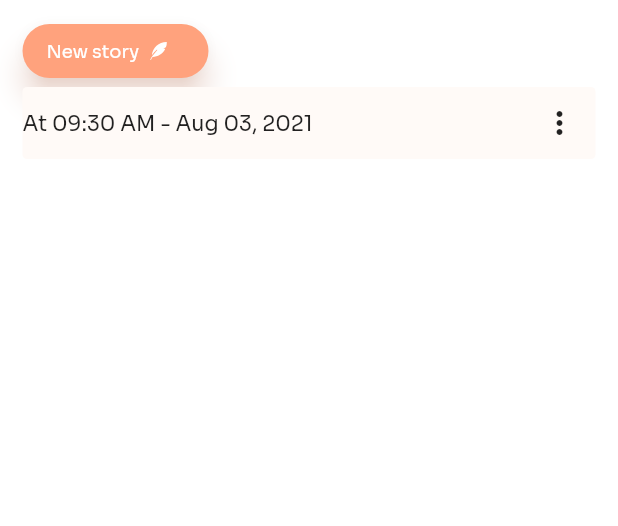
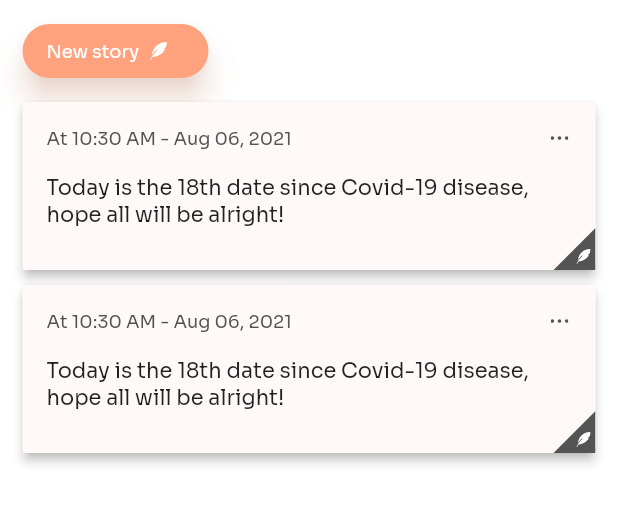
Before and after one commit to StripeCat2503/my-story-mobile-app, a Flutter app: the HomeScreen screen opened by its route, on a phone screen of 412 x 824 dp, the part 84-610 px from its top. Run offline on Flutter 3.47's test engine with Material 2 defaults, Android fonts, the light colour scheme and no system bars; our stand-ins replace flutter_svg, get.

Commit message:
Add home screen

```diff
--- a/lib/src/config/route_config.dart
+++ b/lib/src/config/route_config.dart
@@ -2,4 +2,5 @@ class RouteConfig {
   static const SIGN_IN = '/sign-in';
   static const SIGN_UP = '/sign-up';
   static const HOME = '/home';
+  static const NEW_STORY = '/new-story';
 }
--- /dev/null
+++ b/lib/src/models/story.dart
@@ -0,0 +1,11 @@
+class Story {
+  int id;
+  String? title;
+  DateTime? createdDate;
+
+  Story({
+    this.id = 0,
+    this.title,
+    this.createdDate,
+  });
+}
--- a/lib/src/screens/home/home_screen.dart
+++ b/lib/src/screens/home/home_screen.dart
@@ -2,14 +2,25 @@ import 'package:flutter/material.dart';
 import 'package:flutter_svg/flutter_svg.dart';
 import 'package:get/get.dart';
 import 'package:my_story/src/components/appbar.dart';
+import 'package:my_story/src/models/story.dart';
 import 'package:my_story/src/screens/home/widgets/empty_story.dart';
-import 'package:my_story/src/screens/home/widgets/story_item.dart';
+import 'package:my_story/src/screens/home/widgets/story_list.dart';
 import 'package:my_story/src/themes/color.dart';
 
 class HomeScreen extends StatelessWidget {
   HomeScreen({Key? key}) : super(key: key);
 
-  bool _isEmpty = false;
+  var _list = [
+    Story(
+        id: 1,
+        createdDate: DateTime.now(),
+        title:
+            'Today is the 18th date since Covid-19 disease, hope all will be alright!'),
+    Story(
+        id: 2,
+        createdDate: DateTime.now(),
+        title: 'Everything is boring, so I deciced to do something!'),
+  ];
 
   @override
   Widget build(BuildContext context) {
@@ -78,13 +89,18 @@ class HomeScreen extends StatelessWidget {
                   ),
                 ),
               ),
-              _isEmpty
+              SizedBox(
+                height: 10,
+              ),
+              _list.isEmpty
                   ? Container(
                       width: Get.width,
                       height: Get.height * 0.6,
                       child: EmptyStory(),
                     )
-                  : StoryItem(),
+                  : StoryList(
+                      stories: _list,
+                    ),
             ],
           ),
         ),
--- a/lib/src/screens/home/widgets/story_item.dart
+++ b/lib/src/screens/home/widgets/story_item.dart
@@ -1,35 +1,136 @@
 import 'package:flutter/material.dart';
+import 'package:flutter_svg/flutter_svg.dart';
+import 'package:get/get.dart';
+import 'package:my_story/src/models/story.dart';
 import 'package:my_story/src/themes/color.dart';
+import 'package:my_story/src/utils/utils.dart';
 
 class StoryItem extends StatelessWidget {
-  const StoryItem({Key? key}) : super(key: key);
+  const StoryItem({
+    Key? key,
+    @required this.story,
+  }) : super(key: key);
+
+  final Story? story;
+
+  Widget _buildPopupMenuButton() {
+    return PopupMenuButton(
+      padding: EdgeInsets.zero,
+      color: Color(0xffFFE7D9),
+      itemBuilder: (context) {
+        return _buildPopupMenuItems();
+      },
+      icon: SvgPicture.asset('lib/assets/icons/more.svg'),
+    );
+  }
+
+  List<PopupMenuEntry> _buildPopupMenuItems() {
+    return [
+      PopupMenuItem(
+        child: Row(
+          mainAxisAlignment: MainAxisAlignment.spaceBetween,
+          children: [
+            Text(
+              'Edit',
+              style: TextStyle(
+                fontSize: 12,
+              ),
+            ),
+            SvgPicture.asset(
+              'lib/assets/icons/quill.svg',
+              color: Colors.black,
+            ),
+          ],
+        ),
+      ),
+      PopupMenuDivider(
+        height: 0,
+      ),
+      PopupMenuItem(
+        child: Row(
+          mainAxisAlignment: MainAxisAlignment.spaceBetween,
+          children: [
+            Text(
+              'Delete',
+              style: TextStyle(
+                fontSize: 12,
+              ),
+            ),
+            SvgPicture.asset(
+              'lib/assets/icons/delete.svg',
+              color: Colors.black,
+            ),
+          ],
+        ),
+      ),
+    ];
+  }
+
+  String _getPostDate() {
+    String time =
+        Utils.convertDateToString(date: DateTime.now(), format: 'hh:mm a');
+
+    String date =
+        Utils.convertDateToString(date: DateTime.now(), format: 'MMM dd, yyyy');
+    return '$time - $date';
+  }
 
   @override
   Widget build(BuildContext context) {
     return Container(
+      margin: EdgeInsets.only(
+        bottom: 10,
+      ),
+      child: Card(
+        margin: EdgeInsets.zero,
+        elevation: 3,
+        child: InkWell(
+          splashColor: primaryLightColor,
+          onTap: () {},
+          child: Ink(
+            color: yellowPaperColor,
+            child: Container(
+              padding: EdgeInsets.only(
+                left: 16,
+              ),
               decoration: BoxDecoration(
-        color: yellowPaperColor,
                 borderRadius: BorderRadius.circular(3),
               ),
               child: Column(
+                crossAxisAlignment: CrossAxisAlignment.start,
                 children: [
                   Row(
+                    crossAxisAlignment: CrossAxisAlignment.center,
                     children: [
-              Text('At 09:30 AM - Aug 03, 2021'),
+                      Text(
+                        "At ${_getPostDate()}",
+                        style: TextStyle(
+                          fontSize: 12,
+                          color: blackDarkColor,
+                        ),
+                      ),
                       Spacer(),
-              PopupMenuButton(
-                itemBuilder: (context) {
-                  return [
-                    PopupMenuItem(
-                      child: Text('Test'),
+                      _buildPopupMenuButton()
+                    ],
                   ),
-                  ];
-                },
-              )
+                  Container(
+                    width: Get.width * 0.8,
+                    child: Text(
+                      'Today is the 18th date since Covid-19 disease, hope all will be alright!',
+                    ),
+                  ),
+                  Row(
+                    mainAxisAlignment: MainAxisAlignment.end,
+                    children: [
+                      SvgPicture.asset('lib/assets/icons/story-banner.svg'),
                     ],
                   ),
                 ],
               ),
+            ),
+          ),
+        ),
+      ),
     );
   }
 }
--- /dev/null
+++ b/lib/src/screens/home/widgets/story_list.dart
@@ -0,0 +1,19 @@
+import 'package:flutter/material.dart';
+import 'package:my_story/src/models/story.dart';
+import 'package:my_story/src/screens/home/widgets/story_item.dart';
+
+class StoryList extends StatelessWidget {
+  StoryList({
+    Key? key,
+    this.stories,
+  }) : super(key: key);
+
+  final List<Story>? stories;
+
+  @override
+  Widget build(BuildContext context) {
+    return Column(
+      children: stories!.map((story) => StoryItem(story: story)).toList(),
+    );
+  }
+}
--- /dev/null
+++ b/lib/src/utils/utils.dart
@@ -0,0 +1,8 @@
+import 'package:intl/intl.dart';
+
+class Utils {
+  static String convertDateToString(
+      {DateTime? date, String? format, String locale = 'en-US'}) {
+    return DateFormat(format, locale).format(date!);
+  }
+}
--- a/pubspec.yaml
+++ b/pubspec.yaml
@@ -15,6 +15,7 @@ dependencies:
   flutter_svg: ^0.22.0
   get: ^4.3.4
   font_awesome_flutter: ^9.1.0
+  intl: ^0.17.0
   # The following adds the Cupertino Icons font to your application.
   # Use with the CupertinoIcons class for iOS style icons.
   cupertino_icons: ^1.0.2
```
Also changed, not shown: lib/src/bindings/new_story/new_story.dart (added, +9 -0 lines), lib/src/controllers/new_story/new_story_controller.dart (added, +8 -0 lines), lib/src/routes/routes.dart (+9 -0 lines), lib/src/screens/new_story/new_story_screen.dart (added, +34 -0 lines), lib/assets/icons/delete.svg (added), lib/assets/icons/more.svg (added), lib/assets/icons/story-banner.svg (added), pubspec.lock. Lines whose indentation alone changed are shown as unchanged.
